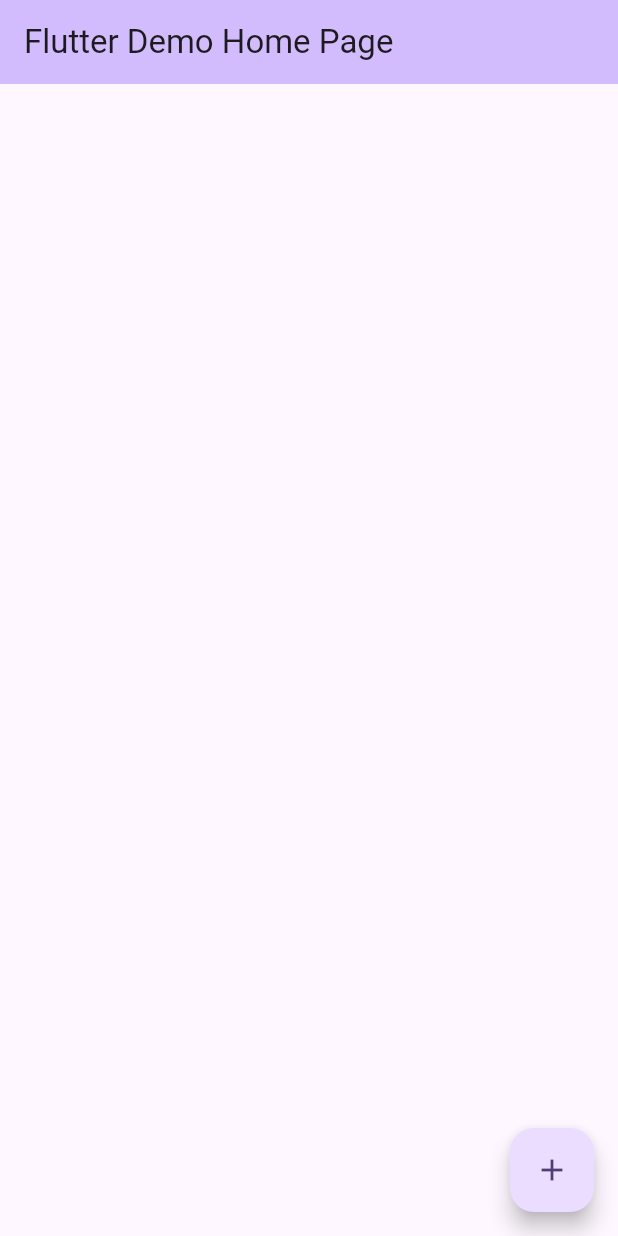
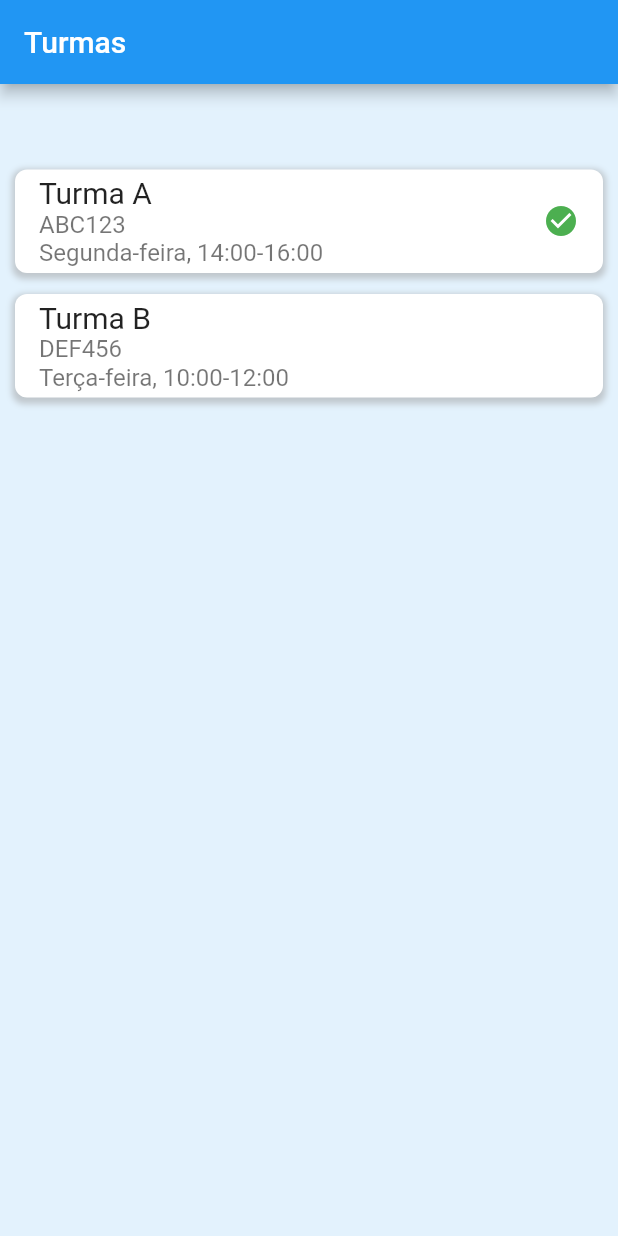
Before and after one commit to Engenharia-de-Software-II-2023-2/chamada-uff-front, a Flutter app: the screen it shows after launch, on a phone screen of 412 x 824 dp. Run offline on Flutter 3.47's test engine with Material 2 defaults, Android fonts, the phone set to English and light mode, and no system bars.

Commit message:
criação da tela com a lista de turmas

```diff
--- a/lib/main.dart
+++ b/lib/main.dart
@@ -1,96 +1,46 @@
 import 'package:flutter/material.dart';
+import 'screens/class_list.dart';
+import 'models/classroom.dart';
 
 void main() {
-  runApp(const MyApp());
+  runApp(MyApp());
 }
 
 class MyApp extends StatelessWidget {
-  const MyApp({super.key});
-
-  // This widget is the root of your application.
+  final List<Classroom> classrooms = [
+    Classroom(
+      id: 1,
+      name: 'Turma A',
+      professor: 'Professor 1',
+      classCode: 'ABC123',
+      semester: '2023/1',
+      classTime: 'Segunda-feira, 14:00-16:00',
+      activeClass: true,
+    ),
+    Classroom(
+      id: 2,
+      name: 'Turma B',
+      professor: 'Professor 2',
+      classCode: 'DEF456',
+      semester: '2023/1',
+      classTime: 'Terça-feira, 10:00-12:00',
+      activeClass: false,
+    ),
+    // Add more classrooms here
+  ];
   @override
   Widget build(BuildContext context) {
     return MaterialApp(
-      title: 'Flutter Demo',
+      title: 'Chamadas em Tempo Real',
       theme: ThemeData(
-        // This is the theme of your application.
-        //
-        // TRY THIS: Try running your application with "flutter run". You'll see
-        // the application has a blue toolbar. Then, without quitting the app,
-        // try changing the seedColor in the colorScheme below to Colors.green
-        // and then invoke "hot reload" (save your changes or press the "hot
-        // reload" button in a Flutter-supported IDE, or press "r" if you used
-        // the command line to start the app).
-        //
-        // Notice that the counter didn't reset back to zero; the application
-        // state is not lost during the reload. To reset the state, use hot
-        // restart instead.
-        //
-        // This works for code too, not just values: Most code changes can be
-        // tested with just a hot reload.
-        colorScheme: ColorScheme.fromSeed(seedColor: Colors.deepPurple),
-        useMaterial3: true,
+        primarySwatch: Colors.blue,
+        primaryColor: Colors.blue[50],
       ),
-      home: const MyHomePage(title: 'Flutter Demo Home Page'),
+      initialRoute: '/classList',
+      routes: {
+        '/classList': (ctx) => ClassListScreen(classrooms),
+
+      },
     );
   }
 }
-
-class MyHomePage extends StatefulWidget {
-  const MyHomePage({super.key, required this.title});
-
-  // This widget is the home page of your application. It is stateful, meaning
-  // that it has a State object (defined below) that contains fields that affect
-  // how it looks.
-
-  // This class is the configuration for the state. It holds the values (in this
-  // case the title) provided by the parent (in this case the App widget) and
-  // used by the build method of the State. Fields in a Widget subclass are
-  // always marked "final".
-
-  final String title;
-
-  @override
-  State<MyHomePage> createState() => _MyHomePageState();
-}
-
-class _MyHomePageState extends State<MyHomePage> {
-  int _counter = 0;
-
-  void _incrementCounter() {
-    setState(() {
-      // This call to setState tells the Flutter framework that something has
-      // changed in this State, which causes it to rerun the build method below
-      // so that the display can reflect the updated values. If we changed
-      // _counter without calling setState(), then the build method would not be
-      // called again, and so nothing would appear to happen.
-      _counter++;
-    });
-  }
-
-  @override
-  Widget build(BuildContext context) {
-    // This method is rerun every time setState is called, for instance as done
-    // by the _incrementCounter method above.
-    //
-    // The Flutter framework has been optimized to make rerunning build methods
-    // fast, so that you can just rebuild anything that needs updating rather
-    // than having to individually change instances of widgets.
-    return Scaffold(
-      appBar: AppBar(
-        // TRY THIS: Try changing the color here to a specific color (to
-        // Colors.amber, perhaps?) and trigger a hot reload to see the AppBar
-        // change color while the other colors stay the same.
-        backgroundColor: Theme.of(context).colorScheme.inversePrimary,
-        // Here we take the value from the MyHomePage object that was created by
-        // the App.build method, and use it to set our appbar title.
-        title: Text(widget.title),
-      ),
-      floatingActionButton: FloatingActionButton(
-        onPressed: _incrementCounter,
-        tooltip: 'Increment',
-        child: const Icon(Icons.add),
-      ), // This trailing comma makes auto-formatting nicer for build methods.
-    );
-  }
-}
--- /dev/null
+++ b/lib/models/classroom.dart
@@ -0,0 +1,20 @@
+class Classroom {
+  final int id;
+  final String name;
+  final String professor;
+  final String classCode;
+  final String semester;
+  final String classTime;
+  final bool activeClass;
+
+
+  Classroom({
+    required this.id,
+    required this.name,
+    required this.professor,
+    required this.classCode,
+    required this.semester,
+    required this.classTime,
+    required this.activeClass,
+  });
+}
--- /dev/null
+++ b/lib/screens/class_list.dart
@@ -0,0 +1,31 @@
+import 'package:flutter/material.dart';
+import '../models/classroom.dart';
+import '../widgets/class/item.dart';
+
+class ClassListScreen extends StatelessWidget {
+  final List<Classroom> classrooms;
+
+  ClassListScreen(this.classrooms);
+
+  @override
+  Widget build(BuildContext context) {
+    return Scaffold(
+      appBar: AppBar(
+        title: Text('Turmas'),
+      ),
+      body: Container(
+        color: Colors.blue[50],
+        child: Padding(
+
+        padding: const EdgeInsets.only(top: 50.0),
+        child: ListView.builder(
+        itemCount: classrooms.length,
+        itemBuilder: (ctx, index) {
+          return ClassItem(classrooms[index]);
+            },
+          ),
+        ),
+      ),
+    );
+  }
+}
--- /dev/null
+++ b/lib/widgets/class/item.dart
@@ -0,0 +1,48 @@
+import 'package:flutter/material.dart';
+import '../../models/classroom.dart';
+
+class ClassItem extends StatelessWidget {
+  final Classroom classroom;
+
+  ClassItem(this.classroom);
+
+  @override
+  Widget build(BuildContext context) {
+    return Padding(
+      padding: const EdgeInsets.only(top: 7.0, left: 10.0, right: 10.0, bottom: 7.0),
+      child: Container(
+          decoration: BoxDecoration(
+          color: Colors.white, // Cor de fundo do retângulo branco
+          borderRadius: BorderRadius.all(Radius.circular(8.0)), // Borda arredondada
+          boxShadow: [
+          BoxShadow(
+          color: Colors.grey.withOpacity(0.5),
+          spreadRadius: 2,
+          blurRadius: 3,
+          offset: Offset(0, 2),
+          ),
+          ],
+        ),
+        child: ListTile(
+          title: Text(classroom.name,
+            style: TextStyle(fontSize: 20),
+          ),
+          subtitle: Column(
+            crossAxisAlignment: CrossAxisAlignment.start,
+            children: [
+              Text(classroom.classCode,
+                style: TextStyle(fontSize: 16),),
+              Text(classroom.classTime,
+                style: TextStyle(fontSize: 16),),
+            ],
+          ),
+          trailing:
+            classroom.activeClass ? Icon(Icons.check_circle, color: Colors.green) : null,
+          onTap: () {
+            Navigator.of(context).pushNamed('/classDetail', arguments: classroom);
+            },
+        ),
+      ),
+    );
+  }
+}
```
